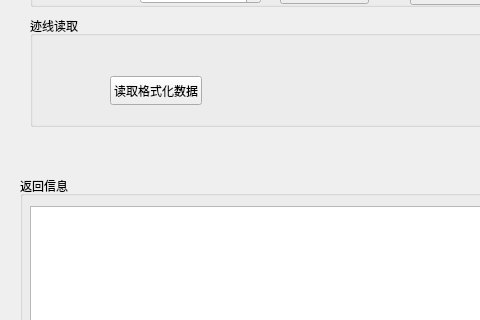
First picture: the form in mainwindow.ui, repository J4nnA/janna_51, before the edit; both pictures show x 0 to 480 and y 224 to 544 of the 811 by 658 pixel window.
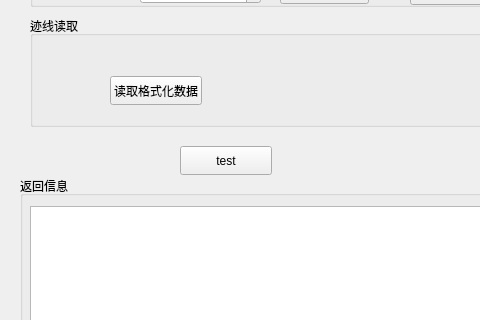
Second picture: the form after the edit.

```diff
--- a/mainwindow.ui
+++ b/mainwindow.ui
@@ -325,6 +325,19 @@
      </property>
     </widget>
    </widget>
+   <widget class="QPushButton" name="pushButton">
+    <property name="geometry">
+     <rect>
+      <x>180</x>
+      <y>370</y>
+      <width>92</width>
+      <height>29</height>
+     </rect>
+    </property>
+    <property name="text">
+     <string>test</string>
+    </property>
+   </widget>
   </widget>
   <widget class="QMenuBar" name="menubar">
    <property name="geometry">
```
